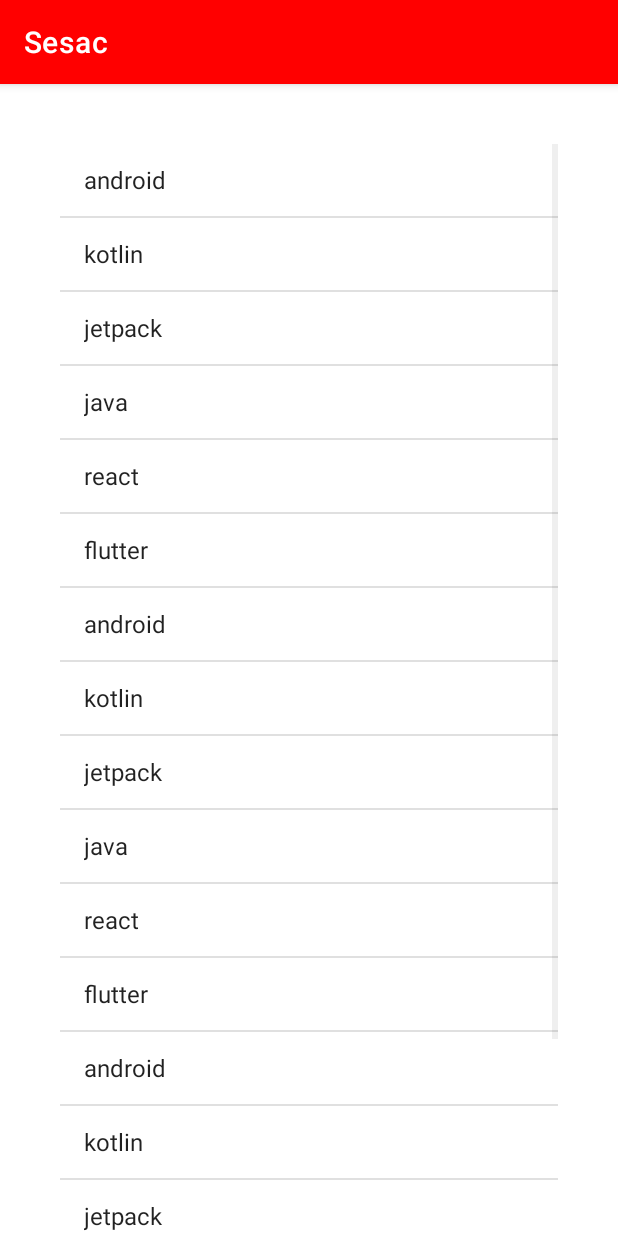
After one commit to Hong-Mu/sesac-android, an Android app: the C41Activity screen opened directly, with no data from a screen before it, on a phone screen of 412 x 824 dp. The commit adds this screen. Run offline under Robolectric (Android 15) with nearby library versions, the phone set to English and light mode, and no system bars.

Commit message:
C41: Put extra data to intent

```diff
--- a/app/src/main/java/com/hongmu/sesac/MainActivity.kt
+++ b/app/src/main/java/com/hongmu/sesac/MainActivity.kt
@@ -15,6 +15,7 @@ class MainActivity : AppCompatActivity() {
         setContentView(binding.root)
 
         binding.recyclerView.adapter = ActivityAdapter(listOf(
+            C41Activity::class.java,
             C40Activity::class.java,
             C38Activity::class.java,
             C37Activity::class.java,
--- /dev/null
+++ b/app/src/main/java/com/hongmu/sesac/activities/C41Activity.kt
@@ -0,0 +1,31 @@
+package com.hongmu.sesac.activities
+
+import android.content.Intent
+import androidx.appcompat.app.AppCompatActivity
+import android.os.Bundle
+import android.widget.ArrayAdapter
+import android.widget.ListView
+import com.hongmu.sesac.R
+
+class C41Activity : AppCompatActivity() {
+    override fun onCreate(savedInstanceState: Bundle?) {
+        super.onCreate(savedInstanceState)
+        setContentView(R.layout.activity_c41)
+
+        val list = listOf(
+            "android", "kotlin", "jetpack", "java", "react", "flutter",
+            "android", "kotlin", "jetpack", "java", "react", "flutter",
+            "android", "kotlin", "jetpack", "java", "react", "flutter",
+        )
+
+        val adapter = ArrayAdapter(this, android.R.layout.simple_list_item_1, list)
+
+        val listView = findViewById<ListView?>(R.id.listView).also { it.adapter = adapter }
+        listView.setOnItemClickListener { adapterView, view, i, l ->
+            startActivity(Intent(this, C41SubActivity::class.java).apply {
+                putExtra("id", i)
+                putExtra("title", list[i])
+            })
+        }
+    }
+}
--- /dev/null
+++ b/app/src/main/res/layout/activity_c41.xml
@@ -0,0 +1,18 @@
+<?xml version="1.0" encoding="utf-8"?>
+<LinearLayout xmlns:android="http://schemas.android.com/apk/res/android"
+    xmlns:app="http://schemas.android.com/apk/res-auto"
+    xmlns:tools="http://schemas.android.com/tools"
+    android:layout_width="match_parent"
+    android:layout_height="match_parent"
+    android:gravity="center"
+    android:orientation="vertical"
+    tools:context=".activities.C41Activity">
+
+    <ListView
+        android:clipToPadding="false"
+        android:id="@+id/listView"
+        android:layout_width="match_parent"
+        android:layout_height="match_parent"
+        android:padding="40dp" />
+
+</LinearLayout>
```
Also changed, not shown: app/src/main/AndroidManifest.xml (+14 -0 lines), app/src/main/java/com/hongmu/sesac/activities/C41SubActivity.kt (added, +18 -0 lines), app/src/main/res/layout/activity_c41_sub.xml (added, +16 -0 lines).
